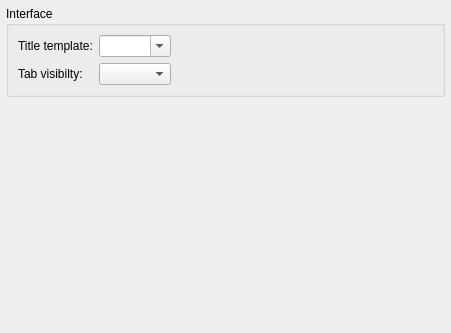
The window that resources/ui/configure/mainwindow.ui (prymatex/prymatex) describes before a commit, drawn with Qt 5.
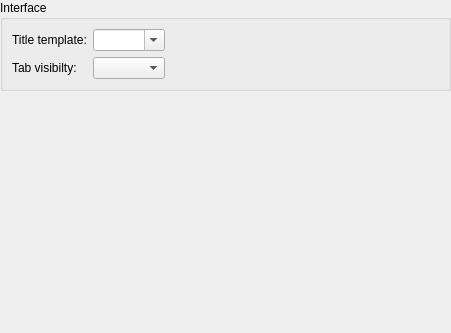
The same window after the commit.

```diff
--- a/resources/ui/configure/mainwindow.ui
+++ b/resources/ui/configure/mainwindow.ui
@@ -18,7 +18,7 @@
     <number>2</number>
    </property>
    <property name="margin">
-    <number>6</number>
+    <number>0</number>
    </property>
    <item>
     <widget class="QGroupBox" name="groupBox_2">
```
